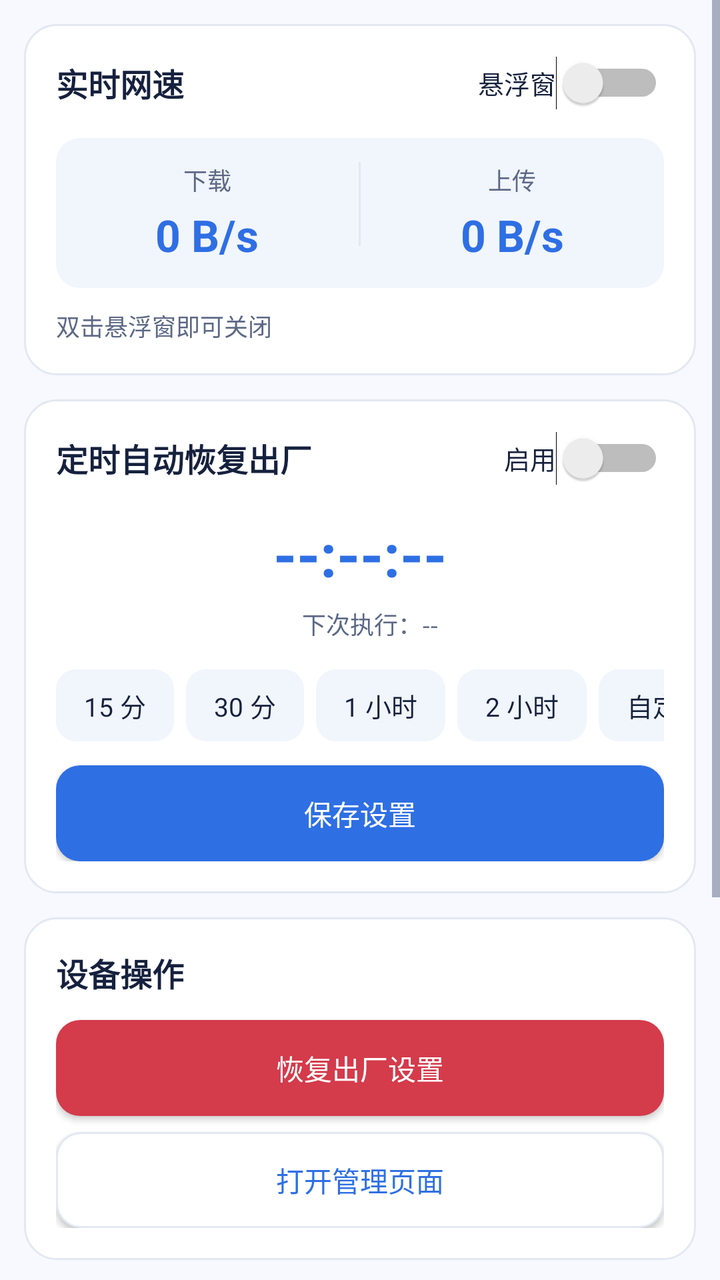
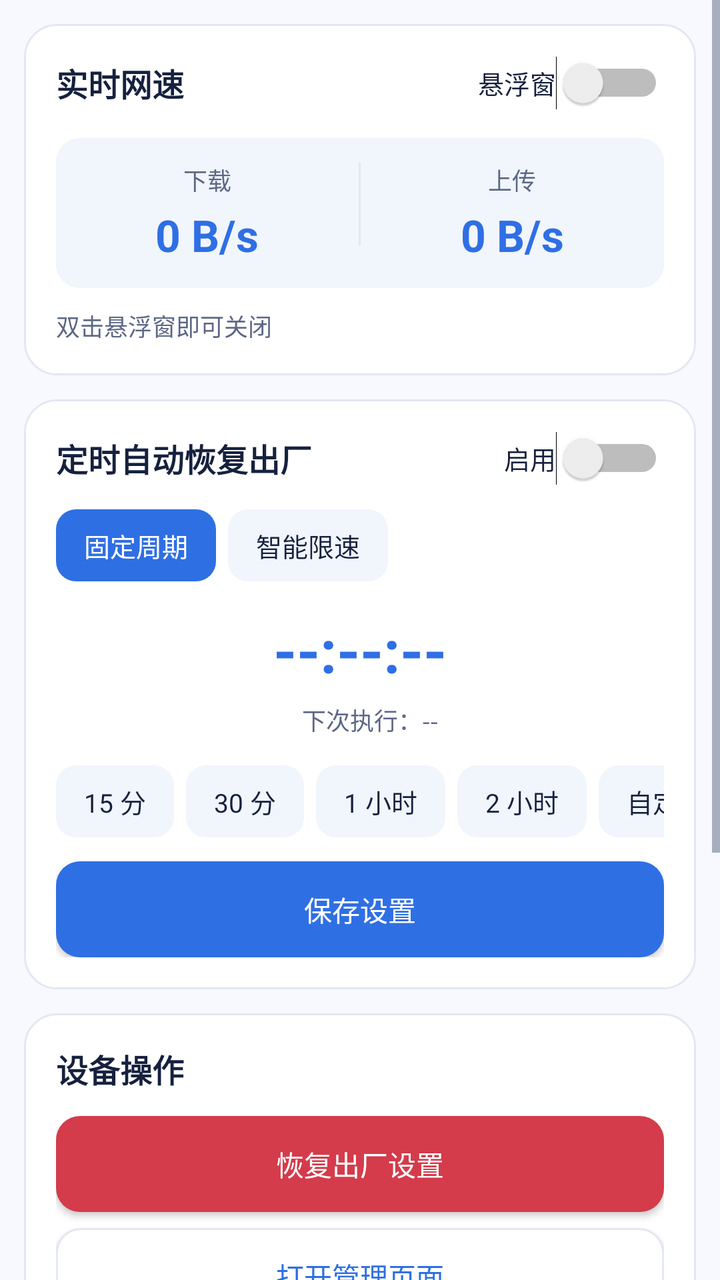

Screens rendered from an Android XML layout before and after an edit, with the pre-edit source and the edit as a unified diff.
<!-- AndroidManifest.xml: application theme AppTheme -->
<!-- res/layout/page_dashboard.xml -->
<?xml version="1.0" encoding="utf-8"?>
<ScrollView xmlns:android="http://schemas.android.com/apk/res/android"
    android:layout_width="match_parent"
    android:layout_height="match_parent"
    android:clipToPadding="false"
    android:fillViewport="true"
    android:scrollbarStyle="outsideOverlay">

    <LinearLayout
        android:layout_width="match_parent"
        android:layout_height="wrap_content"
        android:orientation="vertical"
        android:paddingStart="12dp"
        android:paddingTop="12dp"
        android:paddingEnd="12dp"
        android:paddingBottom="28dp">

        <LinearLayout
            android:layout_width="match_parent"
            android:layout_height="wrap_content"
            android:layout_marginBottom="12dp"
            android:background="@drawable/bg_card"
            android:orientation="vertical"
            android:padding="16dp">

            <LinearLayout
                android:layout_width="match_parent"
                android:layout_height="wrap_content"
                android:gravity="center_vertical"
                android:orientation="horizontal">

                <TextView
                    style="@style/CardTitle"
                    android:layout_width="0dp"
                    android:layout_height="wrap_content"
                    android:layout_weight="1"
                    android:text="实时网速" />

                <Switch
                    android:id="@+id/switch_overlay"
                    android:layout_width="wrap_content"
                    android:layout_height="wrap_content"
                    android:minWidth="0dp"
                    android:text="悬浮窗"
                    android:textColor="@color/text_primary"
                    android:textSize="13sp" />
            </LinearLayout>

            <LinearLayout
                android:layout_width="match_parent"
                android:layout_height="wrap_content"
                android:layout_marginTop="14dp"
                android:background="@drawable/bg_surface"
                android:orientation="horizontal"
                android:paddingTop="12dp"
                android:paddingBottom="12dp">

                <LinearLayout
                    android:layout_width="0dp"
                    android:layout_height="wrap_content"
                    android:layout_weight="1"
                    android:gravity="center_horizontal"
                    android:orientation="vertical">

                    <TextView
                        style="@style/CardHint"
                        android:layout_width="wrap_content"
                        android:layout_height="wrap_content"
                        android:text="下载" />

                    <TextView
                        android:id="@+id/text_speed_down"
                        android:layout_width="wrap_content"
                        android:layout_height="wrap_content"
                        android:layout_marginTop="4dp"
                        android:text="0 B/s"
                        android:textColor="@color/primary"
                        android:textSize="22sp"
                        android:textStyle="bold" />
                </LinearLayout>

                <View
                    android:layout_width="1dp"
                    android:layout_height="42dp"
                    android:background="@color/divider" />

                <LinearLayout
                    android:layout_width="0dp"
                    android:layout_height="wrap_content"
                    android:layout_weight="1"
                    android:gravity="center_horizontal"
                    android:orientation="vertical">

                    <TextView
                        style="@style/CardHint"
                        android:layout_width="wrap_content"
                        android:layout_height="wrap_content"
                        android:text="上传" />

                    <TextView
                        android:id="@+id/text_speed_up"
                        android:layout_width="wrap_content"
                        android:layout_height="wrap_content"
                        android:layout_marginTop="4dp"
                        android:text="0 B/s"
                        android:textColor="@color/primary"
                        android:textSize="22sp"
                        android:textStyle="bold" />
                </LinearLayout>
            </LinearLayout>

            <TextView
                style="@style/CardHint"
                android:layout_width="match_parent"
                android:layout_height="wrap_content"
                android:layout_marginTop="10dp"
                android:text="双击悬浮窗即可关闭" />
        </LinearLayout>

        <LinearLayout
            android:layout_width="match_parent"
            android:layout_height="wrap_content"
            android:layout_marginBottom="12dp"
            android:background="@drawable/bg_card"
            android:orientation="vertical"
            android:padding="16dp">

            <LinearLayout
                android:layout_width="match_parent"
                android:layout_height="wrap_content"
                android:gravity="center_vertical"
                android:orientation="horizontal">

                <TextView
                    style="@style/CardTitle"
                    android:layout_width="0dp"
                    android:layout_height="wrap_content"
                    android:layout_weight="1"
                    android:text="定时自动恢复出厂" />

                <Switch
                    android:id="@+id/switch_enabled"
                    android:layout_width="wrap_content"
                    android:layout_height="wrap_content"
                    android:minWidth="0dp"
                    android:text="启用"
                    android:textColor="@color/text_primary"
                    android:textSize="13sp" />
            </LinearLayout>

            <TextView
                android:id="@+id/text_countdown"
                android:layout_width="match_parent"
                android:layout_height="wrap_content"
                android:layout_marginTop="14dp"
                android:gravity="center"
                android:text="--:--:--"
                android:textColor="@color/primary"
                android:textSize="30sp"
                android:textStyle="bold" />

            <LinearLayout
                android:layout_width="match_parent"
                android:layout_height="wrap_content"
                android:layout_marginTop="6dp"
                android:gravity="center"
                android:orientation="horizontal">

                <TextView
                    android:id="@+id/text_schedule_status"
                    style="@style/CardHint"
                    android:layout_width="wrap_content"
                    android:layout_height="wrap_content" />

                <TextView
                    android:id="@+id/text_next_absolute"
                    style="@style/CardHint"
                    android:layout_width="wrap_content"
                    android:layout_height="wrap_content"
                    android:layout_marginStart="10dp"
                    android:text="下次执行：--" />
            </LinearLayout>

            <HorizontalScrollView
                android:layout_width="match_parent"
                android:layout_height="wrap_content"
                android:layout_marginTop="14dp"
                android:scrollbars="none">

                <RadioGroup
                    android:id="@+id/chip_group"
                    android:layout_width="wrap_content"
                    android:layout_height="wrap_content"
                    android:orientation="horizontal">

                    <RadioButton
                        android:id="@+id/chip_15"
                        android:layout_width="wrap_content"
                        android:layout_height="36dp"
                        android:layout_marginEnd="6dp"
                        android:background="@drawable/bg_chip"
                        android:button="@null"
                        android:paddingStart="14dp"
                        android:paddingEnd="14dp"
                        android:text="15 分"
                        android:textAllCaps="false"
                        android:textColor="@color/chip_text_color"
                        android:textSize="13sp" />

                    <RadioButton
                        android:id="@+id/chip_30"
                        android:layout_width="wrap_content"
                        android:layout_height="36dp"
                        android:layout_marginEnd="6dp"
                        android:background="@drawable/bg_chip"
                        android:button="@null"
                        android:paddingStart="14dp"
                        android:paddingEnd="14dp"
                        android:text="30 分"
                        android:textAllCaps="false"
                        android:textColor="@color/chip_text_color"
                        android:textSize="13sp" />

                    <RadioButton
                        android:id="@+id/chip_60"
                        android:layout_width="wrap_content"
                        android:layout_height="36dp"
                        android:layout_marginEnd="6dp"
                        android:background="@drawable/bg_chip"
                        android:button="@null"
                        android:paddingStart="14dp"
                        android:paddingEnd="14dp"
                        android:text="1 小时"
                        android:textAllCaps="false"
                        android:textColor="@color/chip_text_color"
                        android:textSize="13sp" />

                    <RadioButton
                        android:id="@+id/chip_120"
                        android:layout_width="wrap_content"
                        android:layout_height="36dp"
                        android:layout_marginEnd="6dp"
                        android:background="@drawable/bg_chip"
                        android:button="@null"
                        android:paddingStart="14dp"
                        android:paddingEnd="14dp"
                        android:text="2 小时"
                        android:textAllCaps="false"
                        android:textColor="@color/chip_text_color"
                        android:textSize="13sp" />

                    <RadioButton
                        android:id="@+id/chip_custom"
                        android:layout_width="wrap_content"
                        android:layout_height="36dp"
                        android:background="@drawable/bg_chip"
                        android:button="@null"
                        android:paddingStart="14dp"
                        android:paddingEnd="14dp"
                        android:text="自定义"
                        android:textAllCaps="false"
                        android:textColor="@color/chip_text_color"
                        android:textSize="13sp" />
                </RadioGroup>
            </HorizontalScrollView>

            <Button
                android:id="@+id/btn_save"
                android:layout_width="match_parent"
                android:layout_height="wrap_content"
                android:layout_marginTop="12dp"
                android:background="@drawable/bg_button"
                android:text="保存设置"
                android:textAllCaps="false"
                android:textColor="#FFFFFFFF" />
        </LinearLayout>

        <LinearLayout
            android:layout_width="match_parent"
            android:layout_height="wrap_content"
            android:layout_marginBottom="12dp"
            android:background="@drawable/bg_card"
            android:orientation="vertical"
            android:padding="16dp">

            <TextView
                style="@style/CardTitle"
                android:layout_width="match_parent"
                android:layout_height="wrap_content"
                android:text="设备操作" />

            <Button
                android:id="@+id/btn_factory"
                android:layout_width="match_parent"
                android:layout_height="wrap_content"
                android:layout_marginTop="12dp"
                android:background="@drawable/bg_button_danger"
                android:text="恢复出厂设置"
                android:textAllCaps="false"
                android:textColor="#FFFFFFFF" />

            <Button
                android:id="@+id/btn_open_web"
                android:layout_width="match_parent"
                android:layout_height="wrap_content"
                android:layout_marginTop="8dp"
                android:background="@drawable/bg_button_ghost"
                android:text="打开管理页面"
                android:textAllCaps="false"
                android:textColor="@color/primary" />
        </LinearLayout>

        <LinearLayout
            android:id="@+id/card_keepalive"
            android:layout_width="match_parent"
            android:layout_height="wrap_content"
            android:layout_marginBottom="12dp"
            android:background="@drawable/bg_card"
            android:orientation="vertical"
            android:padding="16dp">

            <TextView
                style="@style/CardTitle"
                android:layout_width="match_parent"
                android:layout_height="wrap_content"
                android:text="后台保活" />

            <Button
                android:id="@+id/btn_autostart"
                android:layout_width="match_parent"
                android:layout_height="wrap_content"
                android:layout_marginTop="12dp"
                android:background="@drawable/bg_button_ghost"
                android:text="开启自启动"
                android:textAllCaps="false"
                android:textColor="@color/primary" />

            <Button
                android:id="@+id/btn_battery"
                android:layout_width="match_parent"
                android:layout_height="wrap_content"
                android:layout_marginTop="8dp"
                android:background="@drawable/bg_button_ghost"
                android:text="设置省电策略"
                android:textAllCaps="false"
                android:textColor="@color/primary" />
        </LinearLayout>

        <LinearLayout
            android:id="@+id/card_logs"
            android:layout_width="match_parent"
            android:layout_height="wrap_content"
            android:background="@drawable/bg_card"
            android:orientation="vertical"
            android:padding="16dp">

            <LinearLayout
                android:id="@+id/header_logs"
                android:layout_width="match_parent"
                android:layout_height="wrap_content"
                android:background="?android:attr/selectableItemBackground"
                android:clickable="true"
                android:gravity="center_vertical"
                android:orientation="horizontal"
                android:paddingTop="2dp"
                android:paddingBottom="2dp">

                <TextView
                    style="@style/CardTitle"
                    android:layout_width="0dp"
                    android:layout_height="wrap_content"
                    android:layout_weight="1"
                    android:text="执行日志" />

                <TextView
                    android:id="@+id/text_logs_toggle"
                    android:layout_width="wrap_content"
                    android:layout_height="wrap_content"
                    android:text="展开"
                    android:textColor="@color/primary"
                    android:textSize="13sp"
                    android:textStyle="bold" />
            </LinearLayout>

            <LinearLayout
                android:id="@+id/logs_content"
                android:layout_width="match_parent"
                android:layout_height="wrap_content"
                android:layout_marginTop="12dp"
                android:orientation="vertical"
                android:visibility="gone">

                <LinearLayout
                    android:layout_width="match_parent"
                    android:layout_height="wrap_content"
                    android:gravity="center_vertical"
                    android:orientation="horizontal">

                    <Switch
                        android:id="@+id/switch_logs"
                        android:layout_width="0dp"
                        android:layout_height="wrap_content"
                        android:layout_weight="1"
                        android:minWidth="0dp"
                        android:text="记录日志"
                        android:textColor="@color/text_primary"
                        android:textSize="13sp" />

                    <Button
                        android:id="@+id/btn_clear"
                        android:layout_width="wrap_content"
                        android:layout_height="34dp"
                        android:background="@drawable/bg_button_ghost"
                        android:minWidth="0dp"
                        android:paddingStart="14dp"
                        android:paddingEnd="14dp"
                        android:text="清空"
                        android:textAllCaps="false"
                        android:textColor="@color/primary"
                        android:textSize="13sp" />
                </LinearLayout>

                <TextView
                    android:id="@+id/text_logs_hint"
                    style="@style/CardHint"
                    android:layout_width="match_parent"
                    android:layout_height="wrap_content"
                    android:layout_marginTop="6dp"
                    android:text="日志已关闭"
                    android:visibility="gone" />

                <LinearLayout
                    android:id="@+id/log_list"
                    android:layout_width="match_parent"
                    android:layout_height="wrap_content"
                    android:layout_marginTop="10dp"
                    android:orientation="vertical" />

                <TextView
                    android:id="@+id/text_empty"
                    style="@style/CardHint"
                    android:layout_width="match_parent"
                    android:layout_height="wrap_content"
                    android:gravity="center"
                    android:paddingTop="10dp"
                    android:paddingBottom="10dp"
                    android:text="暂无执行记录"
                    android:visibility="gone" />
            </LinearLayout>
        </LinearLayout>
    </LinearLayout>
</ScrollView>
<!-- resources referenced by this layout -->
<resources>
  <color name="divider">#E3E8F2</color>
  <color name="primary">#2F6FE4</color>
  <color name="text_primary">#16213E</color>
  <!-- drawable bg_button (drawable) -->
  <?xml version="1.0" encoding="utf-8"?>
  <selector xmlns:android="http://schemas.android.com/apk/res/android">
      <item android:state_pressed="true">
          <shape android:shape="rectangle">
              <solid android:color="#255FBF" />
              <corners android:radius="12dp" />
          </shape>
      </item>
      <item>
          <shape android:shape="rectangle">
              <solid android:color="@color/primary" />
              <corners android:radius="12dp" />
          </shape>
      </item>
  </selector>
  <!-- drawable bg_button_danger (drawable) -->
  <?xml version="1.0" encoding="utf-8"?>
  <selector xmlns:android="http://schemas.android.com/apk/res/android">
      <item android:state_pressed="true">
          <shape android:shape="rectangle">
              <solid android:color="#B62F3E" />
              <corners android:radius="12dp" />
          </shape>
      </item>
      <item>
          <shape android:shape="rectangle">
              <solid android:color="@color/danger" />
              <corners android:radius="12dp" />
          </shape>
      </item>
  </selector>
  <!-- drawable bg_button_ghost (drawable) -->
  <?xml version="1.0" encoding="utf-8"?>
  <selector xmlns:android="http://schemas.android.com/apk/res/android">
      <item android:state_pressed="true">
          <shape android:shape="rectangle">
              <solid android:color="@color/surface_bg" />
              <corners android:radius="12dp" />
          </shape>
      </item>
      <item>
          <shape android:shape="rectangle">
              <solid android:color="@color/card_bg" />
              <corners android:radius="12dp" />
              <stroke android:width="1dp" android:color="@color/divider" />
          </shape>
      </item>
  </selector>
  <!-- drawable bg_card (drawable) -->
  <?xml version="1.0" encoding="utf-8"?>
  <shape xmlns:android="http://schemas.android.com/apk/res/android" android:shape="rectangle">
      <solid android:color="@color/card_bg" />
      <stroke android:width="1dp" android:color="@color/divider" />
      <corners android:radius="16dp" />
  </shape>
  <!-- drawable bg_surface (drawable) -->
  <?xml version="1.0" encoding="utf-8"?>
  <shape xmlns:android="http://schemas.android.com/apk/res/android" android:shape="rectangle">
      <solid android:color="@color/surface_bg" />
      <corners android:radius="12dp" />
  </shape>
  <style name="CardHint">
          <item name="android:textColor">@color/text_muted</item>
          <item name="android:textSize">12sp</item>
      </style>
  <style name="CardTitle">
          <item name="android:textColor">@color/text_primary</item>
          <item name="android:textStyle">bold</item>
          <item name="android:textSize">16sp</item>
      </style>
  <style name="AppTheme" parent="@android:style/Theme.Material.Light.NoActionBar">
          <item name="android:windowBackground">@color/window_bg</item>
          <item name="android:colorAccent">@color/primary</item>
          <item name="android:colorControlActivated">@color/primary</item>
          <item name="android:textColorPrimary">@color/text_primary</item>
          <item name="android:textColorSecondary">@color/text_muted</item>
      </style>
  <color name="danger">#D43B4B</color>
  <color name="surface_bg">#F1F5FC</color>
  <color name="card_bg">#FFFFFF</color>
  <color name="text_muted">#5C6885</color>
  <color name="window_bg">#F7F9FF</color>
  <!-- unchanged entries left out for length: 1 -->
</resources>

<!-- the commit's change to res/layout/page_dashboard.xml (unified diff, before → after) -->
@@ -147,6 +147,60 @@
                     android:textColor="@color/text_primary"
                     android:textSize="13sp" />
             </LinearLayout>
+
+            <RadioGroup
+                android:id="@+id/chip_mode"
+                android:layout_width="match_parent"
+                android:layout_height="wrap_content"
+                android:layout_marginTop="12dp"
+                android:orientation="horizontal">
+
+                <RadioButton
+                    android:id="@+id/radio_fixed"
+                    android:layout_width="wrap_content"
+                    android:layout_height="36dp"
+                    android:background="@drawable/bg_chip"
+                    android:button="@null"
+                    android:checked="true"
+                    android:paddingStart="14dp"
+                    android:paddingEnd="14dp"
+                    android:text="固定周期"
+                    android:textAllCaps="false"
+                    android:textColor="@color/chip_text_color"
+                    android:textSize="13sp" />
+
+                <RadioButton
+                    android:id="@+id/radio_smart"
+                    android:layout_width="wrap_content"
+                    android:layout_height="36dp"
+                    android:layout_marginStart="6dp"
+                    android:background="@drawable/bg_chip"
+                    android:button="@null"
+                    android:paddingStart="14dp"
+                    android:paddingEnd="14dp"
+                    android:text="智能限速"
+                    android:textAllCaps="false"
+                    android:textColor="@color/chip_text_color"
+                    android:textSize="13sp" />
+            </RadioGroup>
+
+            <TextView
+                android:id="@+id/text_smart_status"
+                android:layout_width="match_parent"
+                android:layout_height="wrap_content"
+                android:layout_marginTop="14dp"
+                android:gravity="center"
+                android:text="智能限速 · 未启用"
+                android:textColor="@color/primary"
+                android:textSize="16sp"
+                android:textStyle="bold"
+                android:visibility="gone" />
+
+            <LinearLayout
+                android:id="@+id/fixed_controls"
+                android:layout_width="match_parent"
+                android:layout_height="wrap_content"
+                android:orientation="vertical">
 
             <TextView
                 android:id="@+id/text_countdown"
@@ -264,6 +318,8 @@
                 </RadioGroup>
             </HorizontalScrollView>
 
+            </LinearLayout>
+
             <Button
                 android:id="@+id/btn_save"
                 android:layout_width="match_parent"
